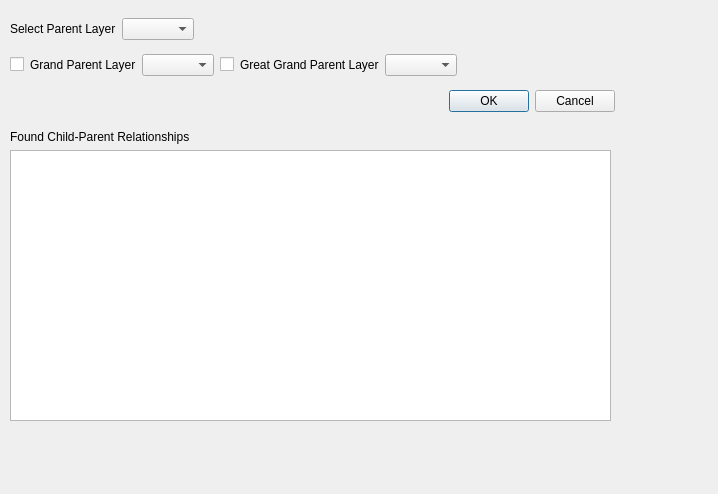
This is swedigarch_plugin/class_subclass_browser_parent_id_dialog.ui in swedigarch/QGIS-plugin as Qt 5 draws it before an edit. The edited form follows.
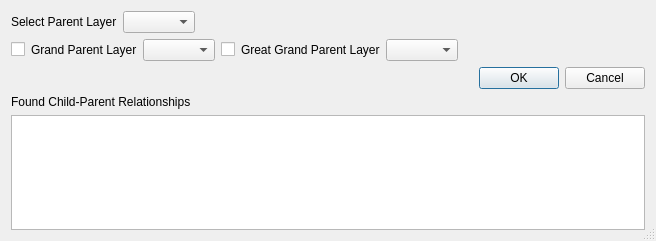
This is the edited form.

Commit message: Work-in-progress-class-subclassbrowser

The edit to the form file:
```diff
--- a/swedigarch_plugin/class_subclass_browser_parent_id_dialog.ui
+++ b/swedigarch_plugin/class_subclass_browser_parent_id_dialog.ui
@@ -6,12 +6,12 @@
    <rect>
     <x>0</x>
     <y>0</y>
-    <width>718</width>
-    <height>494</height>
+    <width>656</width>
+    <height>241</height>
    </rect>
   </property>
   <property name="sizePolicy">
-   <sizepolicy hsizetype="Preferred" vsizetype="Preferred">
+   <sizepolicy hsizetype="Expanding" vsizetype="Expanding">
     <horstretch>0</horstretch>
     <verstretch>0</verstretch>
    </sizepolicy>
@@ -19,18 +19,12 @@
   <property name="windowTitle">
    <string>Intrasis ParentId</string>
   </property>
-  <widget class="QWidget" name="verticalLayoutWidget">
-   <property name="geometry">
-    <rect>
-     <x>10</x>
-     <y>10</y>
-     <width>605</width>
-     <height>111</height>
-    </rect>
-   </property>
-   <layout class="QVBoxLayout" name="verticalLayout">
-    <item>
-     <layout class="QHBoxLayout" name="horizontalLayout_3">
+  <property name="sizeGripEnabled">
+   <bool>true</bool>
+  </property>
+  <layout class="QGridLayout" name="gridLayout">
+   <item row="0" column="0">
+    <layout class="QHBoxLayout" name="horizontalLayout">
       <item>
        <widget class="QLabel" name="label">
         <property name="text">
@@ -42,7 +36,7 @@
        <widget class="QComboBox" name="combo_box_parentlayer"/>
       </item>
       <item>
-       <spacer name="horizontalSpacer_3">
+      <spacer name="horizontalSpacer">
         <property name="orientation">
          <enum>Qt::Horizontal</enum>
         </property>
@@ -56,8 +50,8 @@
       </item>
      </layout>
     </item>
-    <item>
-     <layout class="QHBoxLayout" name="horizontalLayout">
+   <item row="1" column="0">
+    <layout class="QHBoxLayout" name="horizontalLayout_2">
       <item>
        <widget class="QCheckBox" name="check_box_activate_grand_parent">
         <property name="layoutDirection">
@@ -99,23 +93,6 @@
        <widget class="QComboBox" name="combo_box_greatgrandparentlayer"/>
       </item>
       <item>
-       <spacer name="horizontalSpacer">
-        <property name="orientation">
-         <enum>Qt::Horizontal</enum>
-        </property>
-        <property name="sizeHint" stdset="0">
-         <size>
-          <width>88</width>
-          <height>20</height>
-         </size>
-        </property>
-       </spacer>
-      </item>
-     </layout>
-    </item>
-    <item>
-     <layout class="QHBoxLayout" name="horizontalLayout_2">
-      <item>
        <spacer name="horizontalSpacer_2">
         <property name="orientation">
          <enum>Qt::Horizontal</enum>
@@ -128,8 +105,34 @@
         </property>
        </spacer>
       </item>
+    </layout>
+   </item>
+   <item row="2" column="0">
+    <layout class="QHBoxLayout" name="horizontalLayout_3">
+     <item>
+      <spacer name="horizontalSpacer_3">
+       <property name="orientation">
+        <enum>Qt::Horizontal</enum>
+       </property>
+       <property name="sizeHint" stdset="0">
+        <size>
+         <width>40</width>
+         <height>20</height>
+        </size>
+       </property>
+      </spacer>
+     </item>
       <item>
        <widget class="QDialogButtonBox" name="button_box_generate_parent_id">
+       <property name="sizePolicy">
+        <sizepolicy hsizetype="Fixed" vsizetype="Fixed">
+         <horstretch>0</horstretch>
+         <verstretch>0</verstretch>
+        </sizepolicy>
+       </property>
+       <property name="layoutDirection">
+        <enum>Qt::LeftToRight</enum>
+       </property>
         <property name="orientation">
          <enum>Qt::Horizontal</enum>
         </property>
@@ -140,18 +143,8 @@
       </item>
      </layout>
     </item>
-   </layout>
-  </widget>
-  <widget class="QWidget" name="verticalLayoutWidget_2">
-   <property name="geometry">
-    <rect>
-     <x>10</x>
-     <y>130</y>
-     <width>601</width>
-     <height>291</height>
-    </rect>
-   </property>
-   <layout class="QVBoxLayout" name="verticalLayout_2">
+   <item row="3" column="0">
+    <layout class="QVBoxLayout" name="verticalLayout">
     <item>
      <widget class="QLabel" name="label_4">
       <property name="text">
@@ -171,12 +164,13 @@
        <bool>true</bool>
       </property>
       <attribute name="horizontalHeaderStretchLastSection">
-       <bool>true</bool>
+        <bool>false</bool>
       </attribute>
      </widget>
     </item>
    </layout>
-  </widget>
+   </item>
+  </layout>
  </widget>
  <resources/>
  <connections>
```
Left out of the diff: 3 changed lines with no effect on the pictures. Lines whose indentation alone changed are shown as unchanged. The commit also changes 2 other files.
